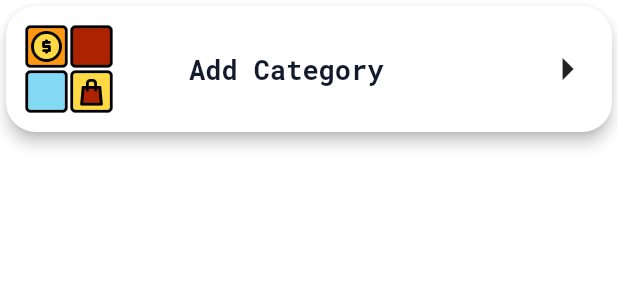
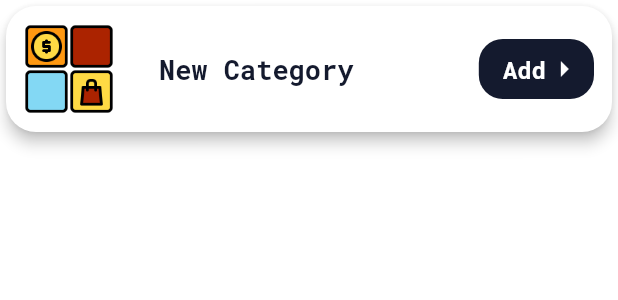
Before and after one commit to Ibrahimfathi96/ShopSavvy-Admin, a Flutter app: the AddNewCategoryCustomCard widget shown alone on an empty page, opened directly, on a phone screen of 412 x 824 dp. Shown: the top 300 px of the screen. Run offline on Flutter 3.47's test engine with Material 2 defaults, Android fonts, the phone set to English and light mode, and no system bars; our stand-ins replace dartz, file_picker, firebase_auth, firebase_core, firebase_messaging, flutter_otp_text_field and 11 more; missing offline and left inert: flutter_ringtone_player; accounts and stored records are empty; project files that could hold a hidden picture were left out.

```diff
--- a/lib/view/widget/categories/add_new_category_card_widget.dart
+++ b/lib/view/widget/categories/add_new_category_card_widget.dart
@@ -11,11 +11,7 @@ class AddNewCategoryCustomCard extends StatelessWidget {
 
   @override
   Widget build(BuildContext context) {
-    return InkWell(
-      onTap: () {
-        Get.toNamed(AddCategoryView.routeName);
-      },
-      child: Card(
+    return Card(
       margin: EdgeInsets.all(4),
       shape: RoundedRectangleBorder(
         borderRadius: BorderRadius.circular(20),
@@ -31,10 +27,10 @@ class AddNewCategoryCustomCard extends StatelessWidget {
               height: 60,
             ),
             const SizedBox(
-                width: 50,
+              width: 30,
             ),
             Text(
-                "Add Category",
+              "New Category",
               style: TextStyle(
                 fontSize: 18,
                 color: AppColors.primaryDark,
@@ -42,12 +38,34 @@ class AddNewCategoryCustomCard extends StatelessWidget {
               ),
             ),
             Spacer(),
+            InkWell(
+              onTap: () {
+                Get.toNamed(AddCategoryView.routeName);
+              },
+              child: Container(
+                padding: EdgeInsets.all(8),
+                decoration: BoxDecoration(
+                  color: AppColors.primaryDark,
+                  borderRadius: BorderRadius.circular(16),
+                ),
+                child: Row(
+                  children: [
+                    const SizedBox(
+                      width: 8,
+                    ),
+                    Text(
+                      "Add",
+                      style: TextStyle(color: Colors.white),
+                    ),
                     Icon(
                       Icons.arrow_right,
-                size: 36,
+                      color: Colors.white,
                     ),
                   ],
                 ),
+              ),
+            )
+          ],
         ),
       ),
     );
```
Also changed, not shown: lib/view/widget/categories/custom_category_card.dart (+22 -4 lines). Lines whose indentation alone changed are shown as unchanged.
